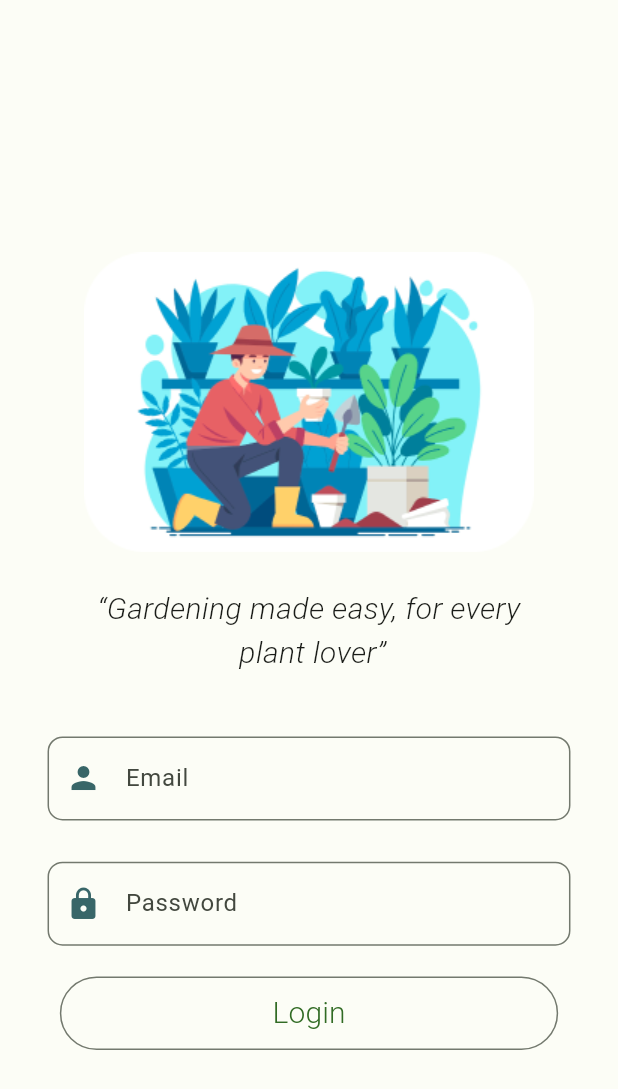
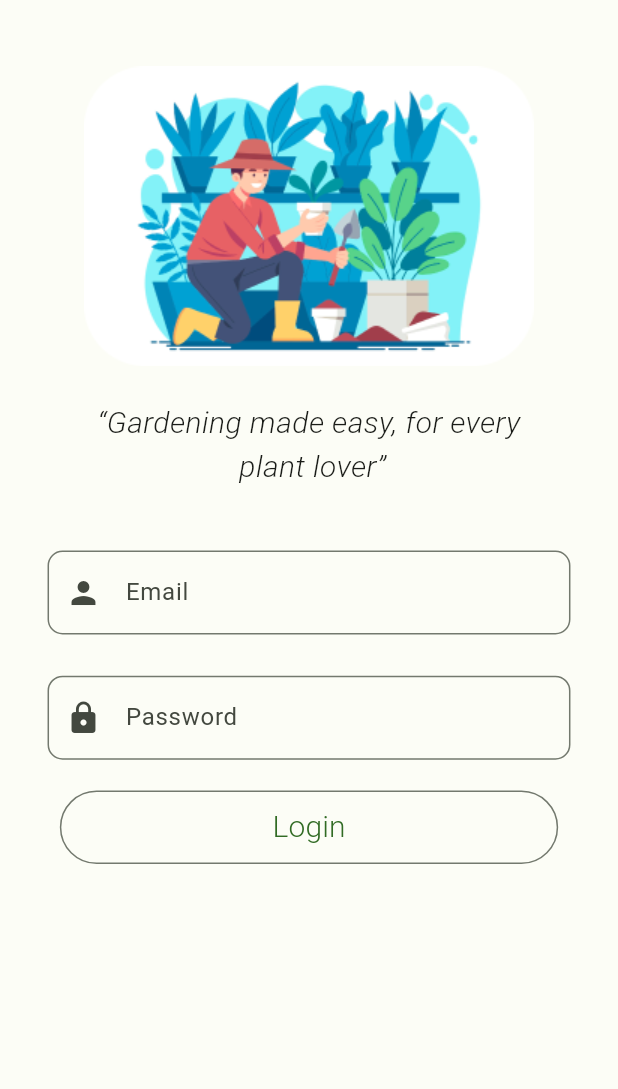
Before and after one commit to Project-Planth/Planth_Frontend, a Flutter app: the screen it shows after launch, after a tap on "Get Started", on a phone screen of 412 x 824 dp. Shown: the top 1089 px of the screen. Run offline on Flutter 3.47's test engine with Material 2 defaults, Android fonts, the light colour scheme and no system bars; our stand-ins replace dartz, dio, equatable, flutter_riverpod, riverpod_annotation; generated files the repository leaves out were written again; Roboto replaces fonts that are missing (Roboto-Light.ttf, Roboto-LightItalic.ttf); project files that could hold a hidden picture were left out.

Commit message:
Material Theme Corrected

```diff
--- a/lib/Views/loginScreen.dart
+++ b/lib/Views/loginScreen.dart
@@ -16,9 +16,7 @@ class _LoginScreenState extends State<LoginScreen> {
     final height = MediaQuery.sizeOf(context).height;
     final width = MediaQuery.sizeOf(context).width;
     return Scaffold(
-      backgroundColor: AppTheme.lightColorScheme.background,
       body: Column(
-        mainAxisAlignment: MainAxisAlignment.center,
         children: [
           SizedBox(
             height: height / 20,
@@ -47,11 +45,9 @@ class _LoginScreenState extends State<LoginScreen> {
                     labelText: "Email",
                     prefixIcon: Icon(
                       Icons.person,
-                      color: AppTheme.lightColorScheme.tertiary,
                     ),
                     border: OutlineInputBorder(
-                      borderSide: BorderSide(
-                          color: AppTheme.lightColorScheme.primary),
+                      borderSide: BorderSide(),
                       borderRadius: BorderRadius.circular(10),
                     ),
                   ),
@@ -64,11 +60,9 @@ class _LoginScreenState extends State<LoginScreen> {
                   controller: passController,
                   decoration: InputDecoration(
                     labelText: "Password",
-                    prefixIcon: Icon(Icons.lock,
-                        color: AppTheme.lightColorScheme.tertiary),
+                    prefixIcon: const Icon(Icons.lock,),
                     border: OutlineInputBorder(
-                      borderSide: BorderSide(
-                          color: AppTheme.lightColorScheme.primary),
+                      borderSide: BorderSide(),
                       borderRadius: BorderRadius.circular(10),
                     ),
                   ),
@@ -78,20 +72,9 @@ class _LoginScreenState extends State<LoginScreen> {
           ),
           OutlinedButton(
             onPressed: () {},
-            style: ButtonStyle(
-              backgroundColor: MaterialStatePropertyAll(
-                  AppTheme.lightColorScheme.background),
-              overlayColor:
-                  MaterialStatePropertyAll(AppTheme.lightColorScheme.primary),
-              shape: MaterialStatePropertyAll(
-                RoundedRectangleBorder(
-                  borderRadius: BorderRadius.circular(50),
-                ),
-              ),
-            ),
             child: Padding(
               padding: EdgeInsets.symmetric(horizontal: width/3.5,vertical: 10),
-              child: Text(
+              child: const Text(
                 'Login',
                 style: AppTheme.login,
               ),
--- a/lib/Views/onboardingScreen.dart
+++ b/lib/Views/onboardingScreen.dart
@@ -9,7 +9,6 @@ class OnboardingScreen extends StatelessWidget {
     final height = MediaQuery.sizeOf(context).height;
     final width = MediaQuery.sizeOf(context).width;
     return Scaffold(
-      backgroundColor: AppTheme.lightColorScheme.background,
       body: Column(children: [
         Container(
           //Image
@@ -33,19 +32,15 @@ class OnboardingScreen extends StatelessWidget {
             textAlign: TextAlign.center,
           ),
         ),
-        TextButton(
+        FilledButton(
           onPressed: () {
             Navigator.pushReplacementNamed(context, '/login');
           },
-          style: ButtonStyle(
-              backgroundColor:
-                  MaterialStatePropertyAll(AppTheme.lightColorScheme.primary)),
-          child: Padding(
-            padding: const EdgeInsets.symmetric(vertical: 3, horizontal: 35),
+          child: const Padding(
+            padding: EdgeInsets.symmetric(vertical: 3, horizontal: 35),
             child: Text(
               'Get Started',
               style: TextStyle(
-                  color: AppTheme.lightColorScheme.background,
                   fontFamily: 'Roboto-Medium.ttf',
                   fontWeight: FontWeight.w500,
                   fontSize: 23),
--- a/lib/Views/splashScreen.dart
+++ b/lib/Views/splashScreen.dart
@@ -24,7 +24,6 @@ class _SplashScreenState extends State<SplashScreen> {
   @override
   Widget build(BuildContext context) {
     return Scaffold(
-      backgroundColor: AppTheme.lightColorScheme.primary,
       body: Center(
         child: Image.asset(
           'assets/images/logo.png',
--- a/lib/main.dart
+++ b/lib/main.dart
@@ -21,7 +21,7 @@ class MyApp extends StatelessWidget {
       theme:
           ThemeData(useMaterial3: true, colorScheme: AppTheme.lightColorScheme),
       darkTheme:
-          ThemeData(useMaterial3: true, colorScheme: AppTheme.lightColorScheme),
+          ThemeData(useMaterial3: true, colorScheme: AppTheme.darkColorScheme),
       routes: {
         '/splash': (context) => const SplashScreen(),
         '/': (context) => const OnboardingScreen(),
```
Also changed, not shown: 3 other files.
